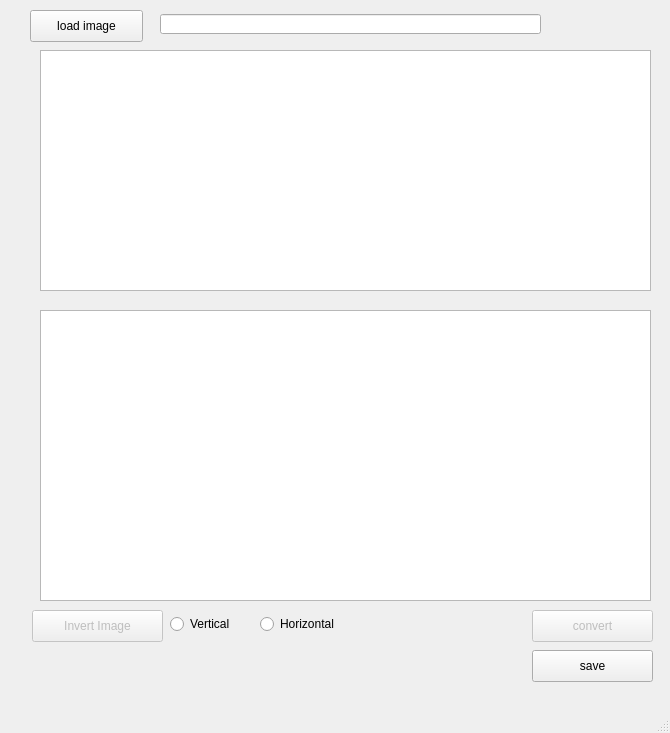
faytor/open_lcd_assistant, file main_gui.ui: the form before one commit.
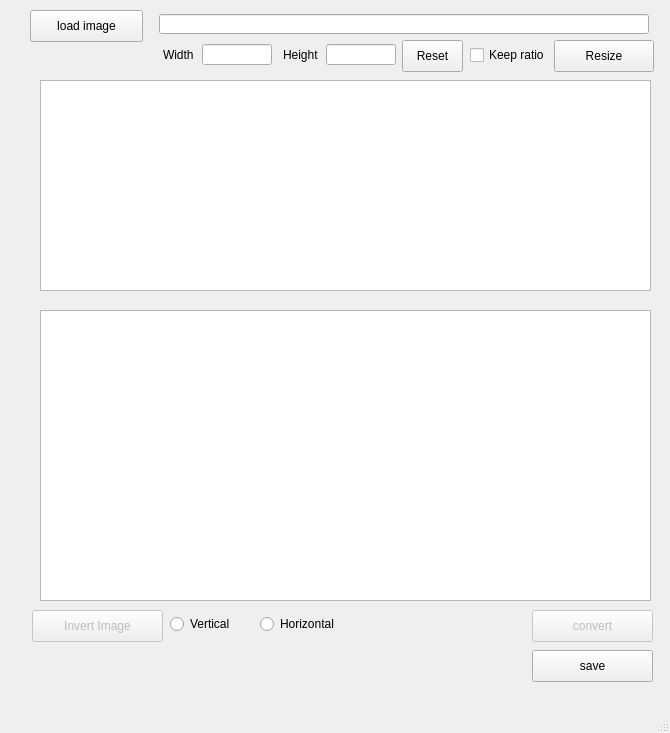
The form after the commit.

Commit message: Add new feature to resize the image

Diff of the .ui file:
```diff
--- a/main_gui.ui
+++ b/main_gui.ui
@@ -30,9 +30,9 @@
    <widget class="QLineEdit" name="path_line_edit">
     <property name="geometry">
      <rect>
-      <x>160</x>
+      <x>159</x>
       <y>14</y>
-      <width>381</width>
+      <width>490</width>
       <height>20</height>
      </rect>
     </property>
@@ -89,9 +89,9 @@
     <property name="geometry">
      <rect>
       <x>40</x>
-      <y>50</y>
+      <y>80</y>
       <width>611</width>
-      <height>241</height>
+      <height>211</height>
      </rect>
     </property>
    </widget>
@@ -137,6 +137,103 @@
      <string>Invert Image</string>
     </property>
    </widget>
+   <widget class="QPushButton" name="resize_button">
+    <property name="geometry">
+     <rect>
+      <x>554</x>
+      <y>40</y>
+      <width>100</width>
+      <height>32</height>
+     </rect>
+    </property>
+    <property name="text">
+     <string>Resize</string>
+    </property>
+   </widget>
+   <widget class="QLineEdit" name="width_lineEdit">
+    <property name="geometry">
+     <rect>
+      <x>202</x>
+      <y>44</y>
+      <width>70</width>
+      <height>21</height>
+     </rect>
+    </property>
+    <property name="inputMethodHints">
+     <set>Qt::ImhNone</set>
+    </property>
+    <property name="alignment">
+     <set>Qt::AlignCenter</set>
+    </property>
+   </widget>
+   <widget class="QLineEdit" name="height_lineEdit">
+    <property name="geometry">
+     <rect>
+      <x>326</x>
+      <y>44</y>
+      <width>70</width>
+      <height>21</height>
+     </rect>
+    </property>
+    <property name="inputMethodHints">
+     <set>Qt::ImhNone</set>
+    </property>
+    <property name="alignment">
+     <set>Qt::AlignCenter</set>
+    </property>
+   </widget>
+   <widget class="QLabel" name="label">
+    <property name="geometry">
+     <rect>
+      <x>163</x>
+      <y>47</y>
+      <width>40</width>
+      <height>16</height>
+     </rect>
+    </property>
+    <property name="text">
+     <string>Width</string>
+    </property>
+   </widget>
+   <widget class="QLabel" name="label_2">
+    <property name="geometry">
+     <rect>
+      <x>283</x>
+      <y>47</y>
+      <width>40</width>
+      <height>16</height>
+     </rect>
+    </property>
+    <property name="text">
+     <string>Height</string>
+    </property>
+   </widget>
+   <widget class="QCheckBox" name="keep_ratio">
+    <property name="geometry">
+     <rect>
+      <x>470</x>
+      <y>45</y>
+      <width>87</width>
+      <height>20</height>
+     </rect>
+    </property>
+    <property name="text">
+     <string>Keep ratio</string>
+    </property>
+   </widget>
+   <widget class="QPushButton" name="reset_button">
+    <property name="geometry">
+     <rect>
+      <x>402</x>
+      <y>40</y>
+      <width>61</width>
+      <height>32</height>
+     </rect>
+    </property>
+    <property name="text">
+     <string>Reset</string>
+    </property>
+   </widget>
   </widget>
   <widget class="QMenuBar" name="menubar">
    <property name="geometry">
```
The commit also changes 2 other files.
